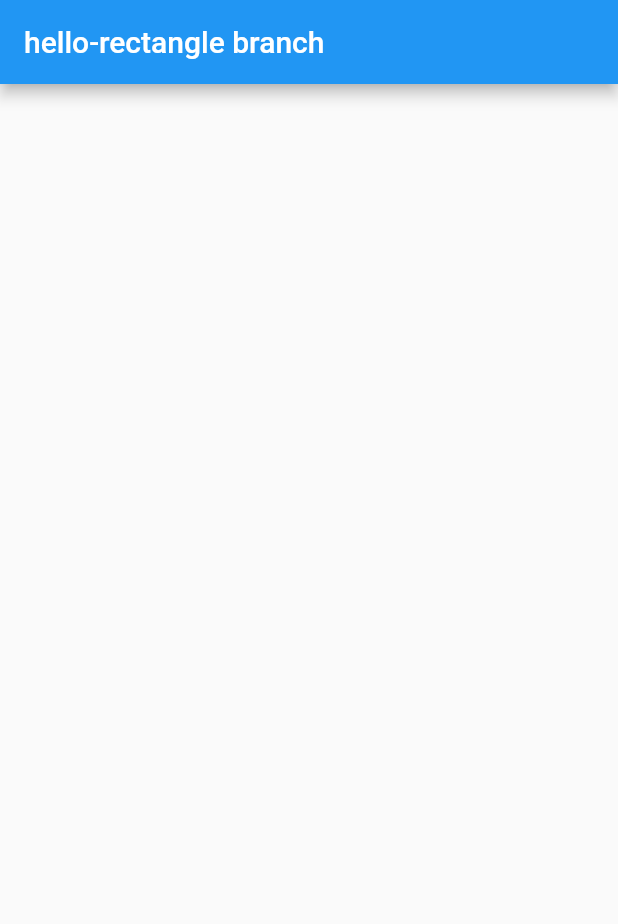
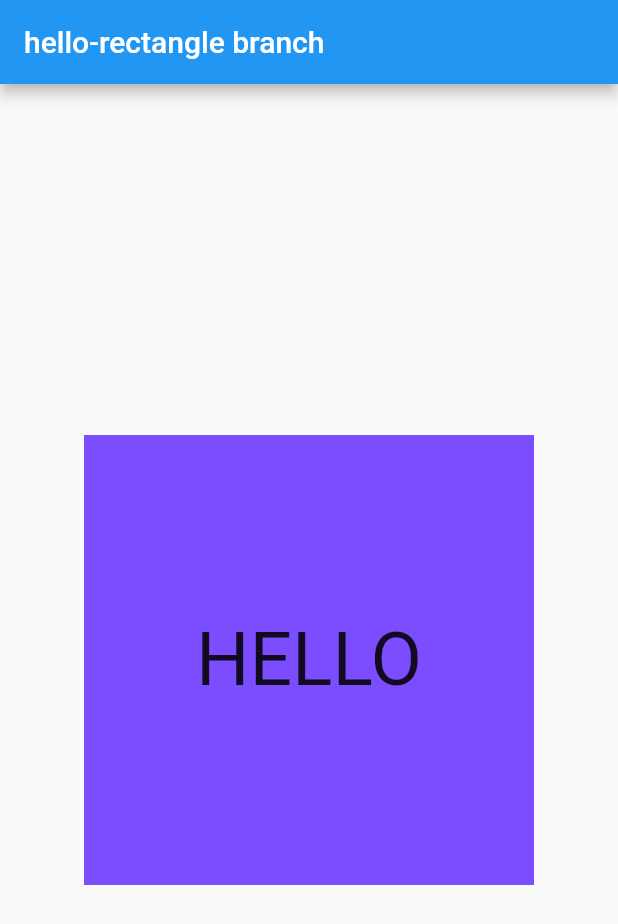
Before and after one commit to cherylfong/fledgling, a Flutter app: the screen it shows after launch, on a phone screen of 412 x 824 dp. Shown: the top 924 px of the screen. Run offline on Flutter 3.47's test engine with Material 2 defaults, Android fonts, the phone set to English and light mode, and no system bars.

Commit message:
use the center widget to create a center square

```diff
--- a/lib/main.dart
+++ b/lib/main.dart
@@ -18,7 +18,19 @@ class HelloRectangle extends StatelessWidget{
   @override
   Widget build(BuildContext context) {
 
-    return Center();
+    return Center(
+      child: Container(
+        color: Colors.deepPurpleAccent,
+        height: 300,
+        width: 300,
+        child: Center(
+          child: Text(
+            'HELLO',
+            style: TextStyle(fontSize: 50.0),
+          ),
+        ),
+      ),
+    );
 
   }
 }
```
